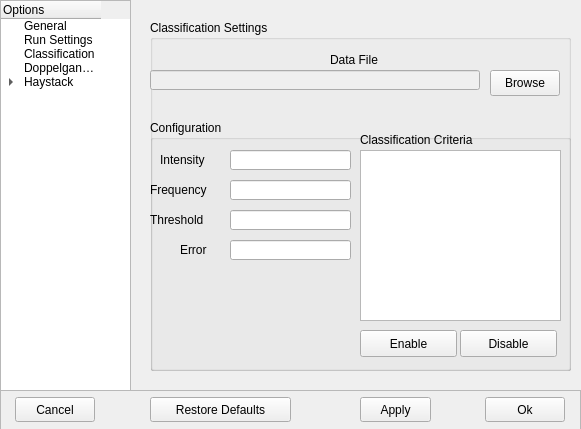
This is NovaGUI/UI/novaconfig.ui in altf4/Nova as Qt 5 draws it before an edit. The edited form follows.
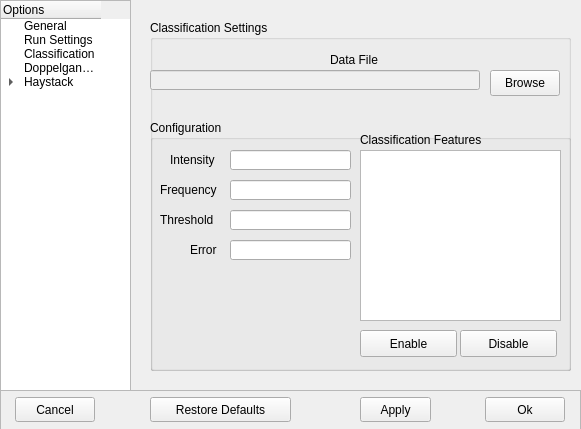
This is the edited form.

Commit message: Add right click capability to the Feature enable/disable config screen

```diff
--- a/NovaGUI/UI/novaconfig.ui
+++ b/NovaGUI/UI/novaconfig.ui
@@ -584,7 +584,7 @@
        <widget class="QLabel" name="ceIntensityLabel">
         <property name="geometry">
          <rect>
-          <x>10</x>
+          <x>20</x>
           <y>30</y>
           <width>71</width>
           <height>20</height>
@@ -607,7 +607,7 @@
        <widget class="QLabel" name="ceFrequencyLabel">
         <property name="geometry">
          <rect>
-          <x>0</x>
+          <x>10</x>
           <y>60</y>
           <width>81</width>
           <height>20</height>
@@ -670,7 +670,7 @@
        <widget class="QLabel" name="ceThresholdLabel">
         <property name="geometry">
          <rect>
-          <x>0</x>
+          <x>10</x>
           <y>90</y>
           <width>71</width>
           <height>20</height>
@@ -693,7 +693,7 @@
        <widget class="QLabel" name="ceErrorLabel">
         <property name="geometry">
          <rect>
-          <x>30</x>
+          <x>40</x>
           <y>120</y>
           <width>41</width>
           <height>20</height>
@@ -773,7 +773,7 @@
 &lt;p align=&quot;center&quot; style=&quot; margin-top:0px; margin-bottom:0px; margin-left:0px; margin-right:0px; -qt-block-indent:0; text-indent:0px;&quot;&gt;A higher error may improve performance but will decrease accuracy. Default is 0.&lt;/p&gt;&lt;/td&gt;&lt;/tr&gt;&lt;/table&gt;&lt;/body&gt;&lt;/html&gt;</string>
         </property>
         <property name="text">
-         <string>Classification Criteria</string>
+         <string>Classification Features</string>
         </property>
        </widget>
        <widget class="QListWidget" name="featureList">
```
The commit also changes 2 other files.
